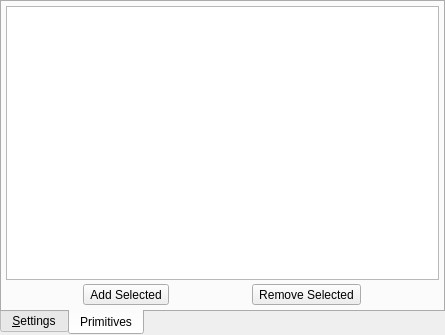
The window that avogadro/src/engineconfigurationwidget.ui (cryos/avogadro) describes before a commit, drawn with Qt 5.
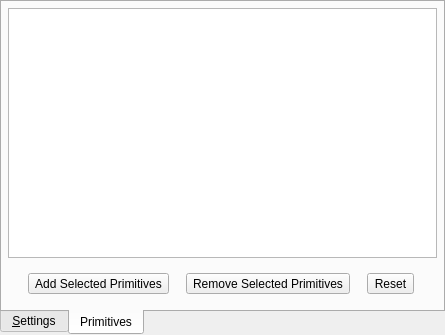
The same window after the commit. Icons and pictures are not drawn. Custom widgets are drawn as their Qt base class.

Commit message:
* libavogadro/src/glwidget.*: Did a bunch of API cleanup.  I know i know. How you guys loath my long function names.  Moved from ::selection to ::selectedPrimitives.  Now have ::setSelected and ::isSelect.  Thanks KDevelop for nice refactoring.  This naming method follows more of the Qt style "view" naming conventions (ie ::selectedItems).
* .: Fixed a few compiler warnings.

What changed in the file:
```diff
--- a/avogadro/src/engineconfigurationwidget.ui
+++ b/avogadro/src/engineconfigurationwidget.ui
@@ -38,10 +38,10 @@
       </attribute>
       <layout class="QVBoxLayout" >
        <property name="margin" >
-        <number>4</number>
+        <number>6</number>
        </property>
        <property name="spacing" >
-        <number>4</number>
+        <number>6</number>
        </property>
        <item>
         <widget class="Avogadro::PrimitiveTreeView" name="enginePrimitivesTree" >
@@ -69,7 +69,7 @@
          </property>
          <layout class="QHBoxLayout" >
           <property name="margin" >
-           <number>0</number>
+           <number>9</number>
           </property>
           <property name="spacing" >
            <number>6</number>
@@ -77,7 +77,7 @@
           <item>
            <widget class="QToolButton" name="addSelectionButton" >
             <property name="text" >
-             <string>Add Selected</string>
+             <string>Add Selected Primitives</string>
             </property>
             <property name="icon" >
              <iconset resource="avogadro.qrc" >:/icons/edit_add.png</iconset>
@@ -87,13 +87,23 @@
           <item>
            <widget class="QToolButton" name="removeSelectionButton" >
             <property name="text" >
-             <string>Remove Selected</string>
+             <string>Remove Selected Primitives</string>
             </property>
             <property name="icon" >
              <iconset resource="avogadro.qrc" >:/icons/edit_remove.png</iconset>
             </property>
            </widget>
           </item>
+          <item>
+           <widget class="QToolButton" name="resetButton" >
+            <property name="text" >
+             <string>Reset</string>
+            </property>
+            <property name="icon" >
+             <iconset resource="avogadro.qrc" >:/icons/undo.png</iconset>
+            </property>
+           </widget>
+          </item>
          </layout>
         </widget>
        </item>
```
The commit also changes 30 other files.
